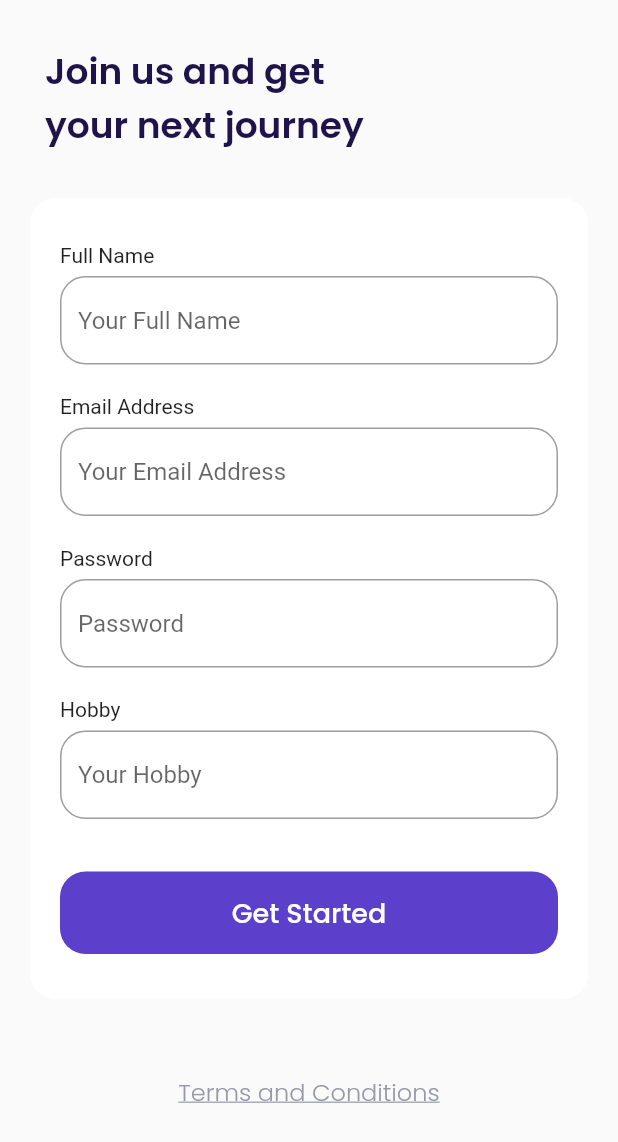
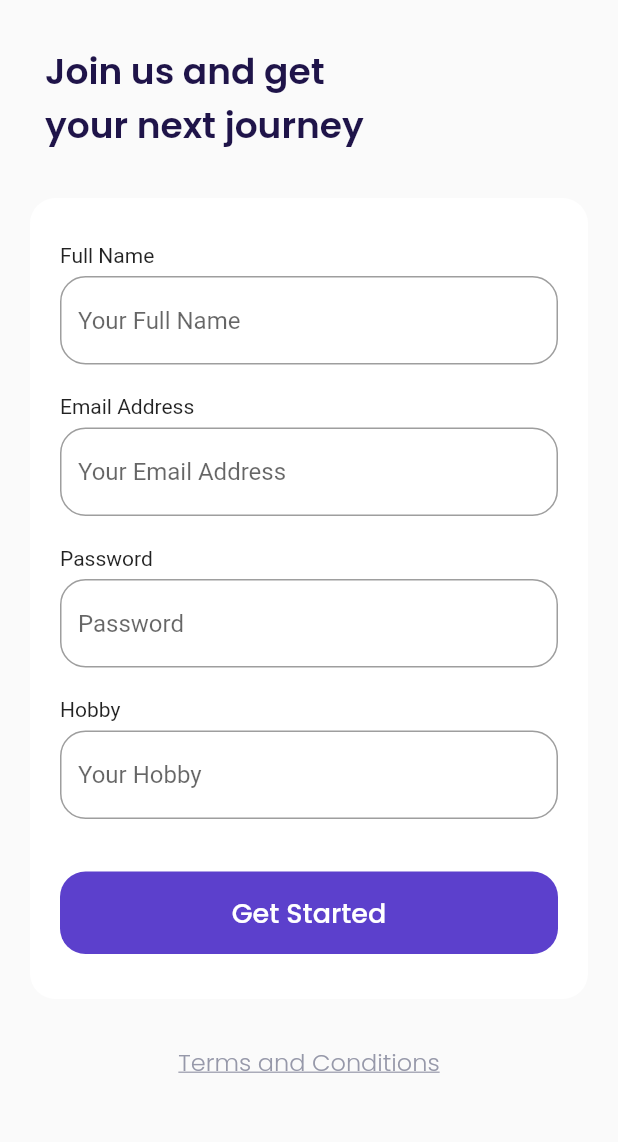
Before and after one commit to al-chakim/FlyPlane, a Flutter app: the SignUp screen opened by its route, on a phone screen of 412 x 824 dp. Shown: the top 1142 px of the screen. Run offline on Flutter 3.47's test engine with Material 2 defaults, Android fonts, the phone set to English and light mode, and no system bars; our stand-ins replace google_fonts.

Commit message:
nambah space

```diff
--- a/plane/lib/ui/pages/home.dart
+++ b/plane/lib/ui/pages/home.dart
@@ -146,6 +146,7 @@ class HomePage extends StatelessWidget {
             imageUrl: 'assets/b10.png',
             rating: 4.4,
           ),
+          SizedBox(height: 100,)
         ],
       ),
     );
--- a/plane/lib/ui/pages/sign_up.dart
+++ b/plane/lib/ui/pages/sign_up.dart
@@ -84,7 +84,7 @@ class _SignUpState extends State<SignUp> {
     Widget tacButton(){
         return Container(
           alignment: Alignment.center,
-          margin: EdgeInsets.all(50),
+          margin: EdgeInsets.all(30),
           child: Text(
             'Terms and Conditions',
             style: greyTextStyle.copyWith(
```
